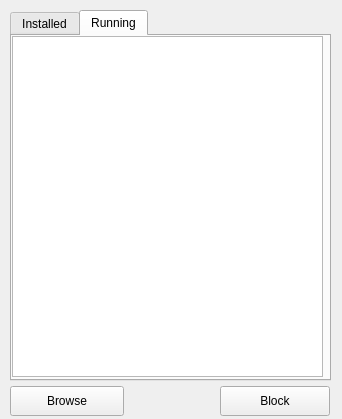
First picture: the form in mainwindow.ui, repository superactive/BlockIt, before the edit.
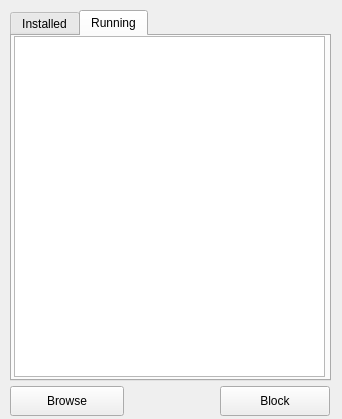
Second picture: the form after the edit. The open tabs and pages were chosen to show the change.

Commit message: slight UI adjustments

Diff of the .ui file:
```diff
--- a/mainwindow.ui
+++ b/mainwindow.ui
@@ -48,7 +48,7 @@
      <widget class="QListWidget" name="listAppsRunning">
       <property name="geometry">
        <rect>
-        <x>0</x>
+        <x>2</x>
         <y>0</y>
         <width>311</width>
         <height>341</height>
```
Left out of the diff: 4 changed lines with no effect on the pictures. The commit also changes 2 other files.
